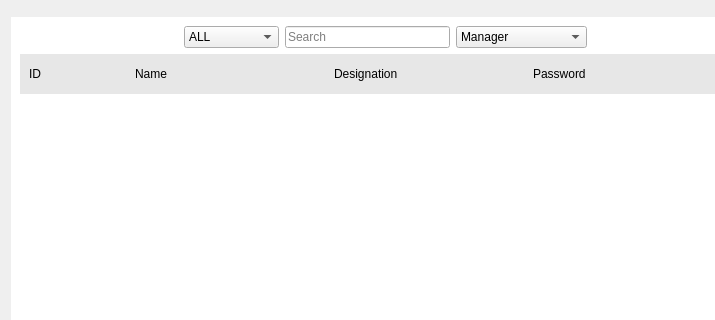
Old version of the form menu/staff/staff.ui in the repository Anmol-A-jain/Dyner; both pictures show x 0 to 715 and y 0 to 320 of the 857 by 567 pixel window.
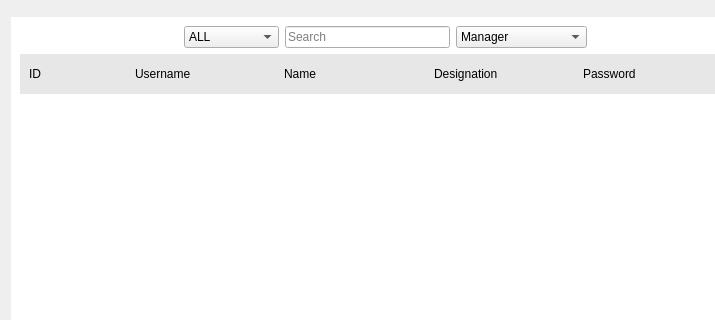
New version of the form.

```diff
--- a/menu/staff/staff.ui
+++ b/menu/staff/staff.ui
@@ -190,6 +190,13 @@
              </property>
             </widget>
            </item>
+           <item>
+            <widget class="QLabel" name="label_username">
+             <property name="text">
+              <string>Username</string>
+             </property>
+            </widget>
+           </item>
            <item>
             <widget class="QLabel" name="label_name">
              <property name="text">
```
